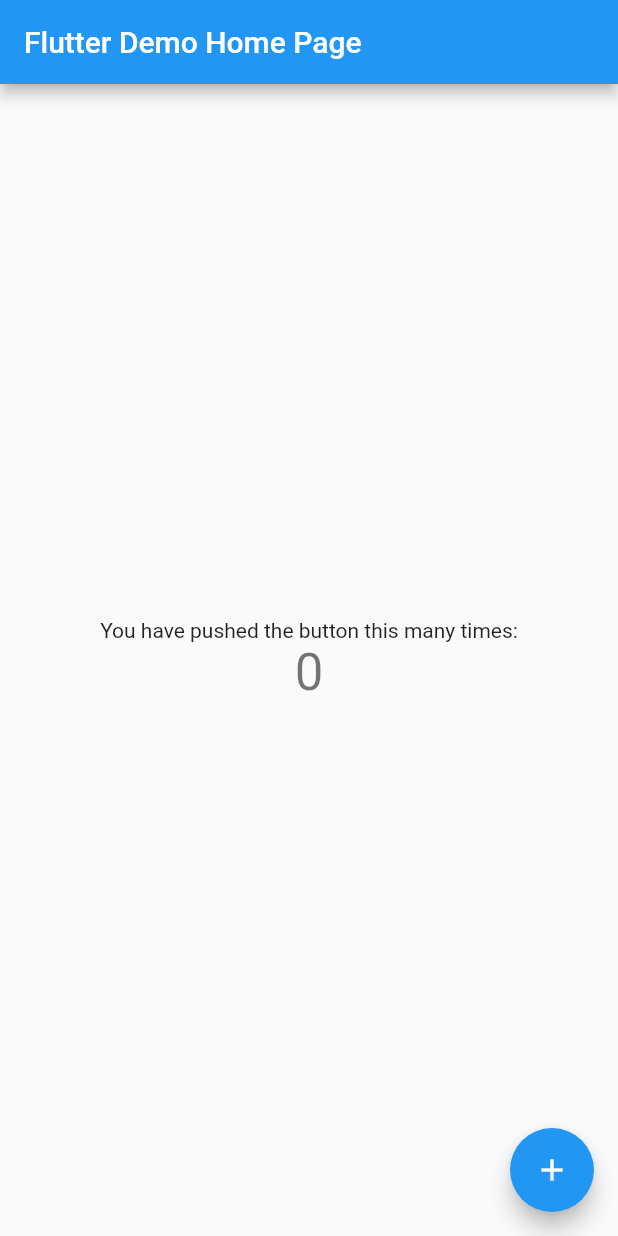
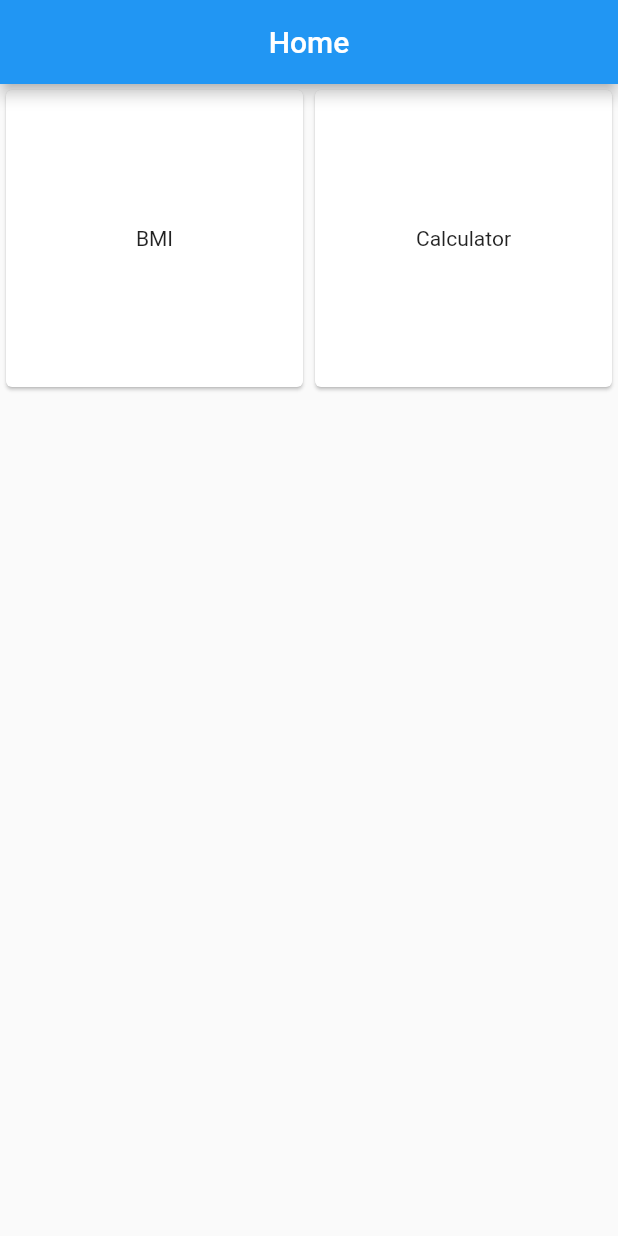
Before and after one commit to Hauglid/calculators, a Flutter app: the screen it shows after launch, on a phone screen of 412 x 824 dp. Run offline on Flutter 3.47's test engine with Material 2 defaults, Android fonts, the phone set to English and light mode, and no system bars.

Commit message:
added two placeholders bmi and calculator

```diff
--- a/lib/main.dart
+++ b/lib/main.dart
@@ -1,3 +1,4 @@
+import 'package:calculators/screens/home/home_page.dart';
 import 'package:flutter/material.dart';
 
 void main() {
@@ -5,113 +6,14 @@ void main() {
 }
 
 class MyApp extends StatelessWidget {
-  // This widget is the root of your application.
   @override
   Widget build(BuildContext context) {
     return MaterialApp(
-      title: 'Flutter Demo',
-      theme: ThemeData(
-        // This is the theme of your application.
-        //
-        // Try running your application with "flutter run". You'll see the
-        // application has a blue toolbar. Then, without quitting the app, try
-        // changing the primarySwatch below to Colors.green and then invoke
-        // "hot reload" (press "r" in the console where you ran "flutter run",
-        // or simply save your changes to "hot reload" in a Flutter IDE).
-        // Notice that the counter didn't reset back to zero; the application
-        // is not restarted.
-        primarySwatch: Colors.blue,
-        // This makes the visual density adapt to the platform that you run
-        // the app on. For desktop platforms, the controls will be smaller and
-        // closer together (more dense) than on mobile platforms.
-        visualDensity: VisualDensity.adaptivePlatformDensity,
-      ),
-      home: MyHomePage(title: 'Flutter Demo Home Page'),
-    );
+        title: 'Flutter Demo',
+        theme: ThemeData(
+          primarySwatch: Colors.blue,
+          visualDensity: VisualDensity.adaptivePlatformDensity,
+        ),
+        home: HomePage());
   }
 }
-
-class MyHomePage extends StatefulWidget {
-  MyHomePage({Key key, this.title}) : super(key: key);
-
-  // This widget is the home page of your application. It is stateful, meaning
-  // that it has a State object (defined below) that contains fields that affect
-  // how it looks.
-
-  // This class is the configuration for the state. It holds the values (in this
-  // case the title) provided by the parent (in this case the App widget) and
-  // used by the build method of the State. Fields in a Widget subclass are
-  // always marked "final".
-
-  final String title;
-
-  @override
-  _MyHomePageState createState() => _MyHomePageState();
-}
-
-class _MyHomePageState extends State<MyHomePage> {
-  int _counter = 0;
-
-  void _incrementCounter() {
-    setState(() {
-      // This call to setState tells the Flutter framework that something has
-      // changed in this State, which causes it to rerun the build method below
-      // so that the display can reflect the updated values. If we changed
-      // _counter without calling setState(), then the build method would not be
-      // called again, and so nothing would appear to happen.
-      _counter++;
-    });
-  }
-
-  @override
-  Widget build(BuildContext context) {
-    // This method is rerun every time setState is called, for instance as done
-    // by the _incrementCounter method above.
-    //
-    // The Flutter framework has been optimized to make rerunning build methods
-    // fast, so that you can just rebuild anything that needs updating rather
-    // than having to individually change instances of widgets.
-    return Scaffold(
-      appBar: AppBar(
-        // Here we take the value from the MyHomePage object that was created by
-        // the App.build method, and use it to set our appbar title.
-        title: Text(widget.title),
-      ),
-      body: Center(
-        // Center is a layout widget. It takes a single child and positions it
-        // in the middle of the parent.
-        child: Column(
-          // Column is also a layout widget. It takes a list of children and
-          // arranges them vertically. By default, it sizes itself to fit its
-          // children horizontally, and tries to be as tall as its parent.
-          //
-          // Invoke "debug painting" (press "p" in the console, choose the
-          // "Toggle Debug Paint" action from the Flutter Inspector in Android
-          // Studio, or the "Toggle Debug Paint" command in Visual Studio Code)
-          // to see the wireframe for each widget.
-          //
-          // Column has various properties to control how it sizes itself and
-          // how it positions its children. Here we use mainAxisAlignment to
-          // center the children vertically; the main axis here is the vertical
-          // axis because Columns are vertical (the cross axis would be
-          // horizontal).
-          mainAxisAlignment: MainAxisAlignment.center,
-          children: <Widget>[
-            Text(
-              'You have pushed the button this many times:',
-            ),
-            Text(
-              '$_counter',
-              style: Theme.of(context).textTheme.headline4,
-            ),
-          ],
-        ),
-      ),
-      floatingActionButton: FloatingActionButton(
-        onPressed: _incrementCounter,
-        tooltip: 'Increment',
-        child: Icon(Icons.add),
-      ), // This trailing comma makes auto-formatting nicer for build methods.
-    );
-  }
-}
--- /dev/null
+++ b/lib/screens/bmi/bmi_page.dart
@@ -0,0 +1,21 @@
+import 'package:flutter/material.dart';
+
+class BmiPage extends StatelessWidget {
+  static Route<dynamic> route() {
+    return MaterialPageRoute<Widget>(
+      builder: (_) => BmiPage(),
+    );
+  }
+
+  @override
+  Widget build(BuildContext context) {
+    return Scaffold(
+        appBar: AppBar(
+          centerTitle: true,
+          title: Text('BMI'),
+        ),
+        body: Center(
+          child: Text('BMI'),
+        ));
+  }
+}
--- /dev/null
+++ b/lib/screens/calculator/calculator_page.dart
@@ -0,0 +1,21 @@
+import 'package:flutter/material.dart';
+
+class Calculator extends StatelessWidget {
+  static Route<dynamic> route() {
+    return MaterialPageRoute<Widget>(
+      builder: (_) => Calculator(),
+    );
+  }
+
+  @override
+  Widget build(BuildContext context) {
+    return Scaffold(
+        appBar: AppBar(
+          centerTitle: true,
+          title: Text('Calculator'),
+        ),
+        body: Center(
+          child: Text('Calculator'),
+        ));
+  }
+}
--- /dev/null
+++ b/lib/screens/home/home_page.dart
@@ -0,0 +1,42 @@
+import 'package:calculators/screens/bmi/bmi_page.dart';
+import 'package:calculators/screens/calculator/calculator_page.dart';
+import 'package:flutter/material.dart';
+
+class HomePage extends StatelessWidget {
+  @override
+  Widget build(BuildContext context) {
+    return Scaffold(
+      appBar: AppBar(
+        centerTitle: true,
+        title: Text('Home'),
+      ),
+      body: GridView.count(
+        // Create a grid with 2 columns. If you change the scrollDirection to
+        // horizontal, this produces 2 rows.
+        crossAxisCount: 2,
+        children: [
+          Card(
+            child: InkWell(
+              onTap: () => Navigator.of(context).push(BmiPage.route()),
+              child: Center(
+                child: Text(
+                  'BMI',
+                ),
+              ),
+            ),
+          ),
+          Card(
+            child: InkWell(
+              onTap: () => Navigator.of(context).push(Calculator.route()),
+              child: Center(
+                child: Text(
+                  'Calculator',
+                ),
+              ),
+            ),
+          ),
+        ],
+      ),
+    );
+  }
+}
```
